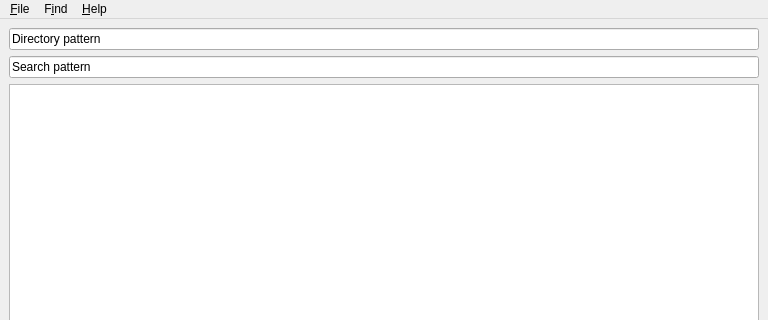
First picture: the form in gui/yapgrep.ui, repository CraigDawson/yapygrep, before the edit; both pictures show x 0 to 768 and y 0 to 320 of the 768 by 649 pixel window.
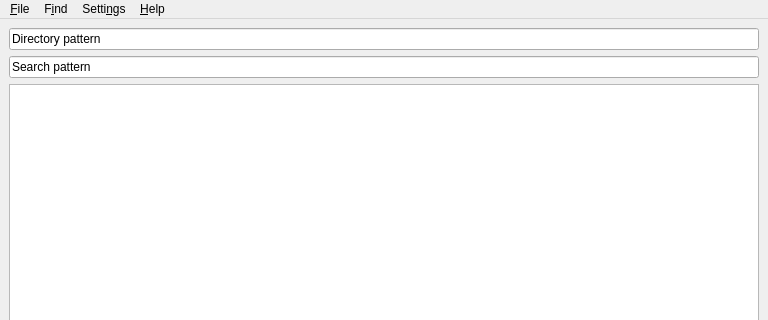
Second picture: the form after the edit.

Commit message: added Settings to Menubar

Diff of the .ui file:
```diff
--- a/gui/yapgrep.ui
+++ b/gui/yapgrep.ui
@@ -81,8 +81,16 @@
     </property>
     <addaction name="actionAbout"/>
    </widget>
+   <widget class="QMenu" name="menuSettings">
+    <property name="title">
+     <string>Setti&amp;ngs</string>
+    </property>
+    <addaction name="actionCommon"/>
+    <addaction name="actionAdvanced"/>
+   </widget>
    <addaction name="menuFile"/>
    <addaction name="menuFind"/>
+   <addaction name="menuSettings"/>
    <addaction name="menuHelp"/>
   </widget>
   <widget class="QStatusBar" name="statusbar">
```
Left out of the diff: 10 changed lines with no effect on the pictures. The commit also changes 5 other files.
